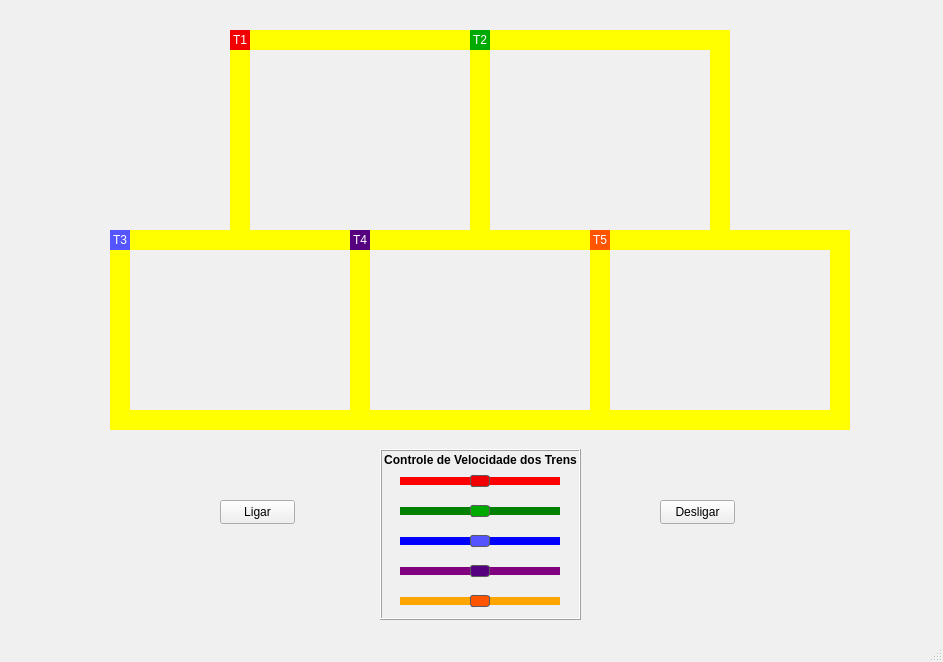
Qt form mainwindow.ui (Bianca-Mirtes/Projeto_dos_Trens_SO) before a commit.
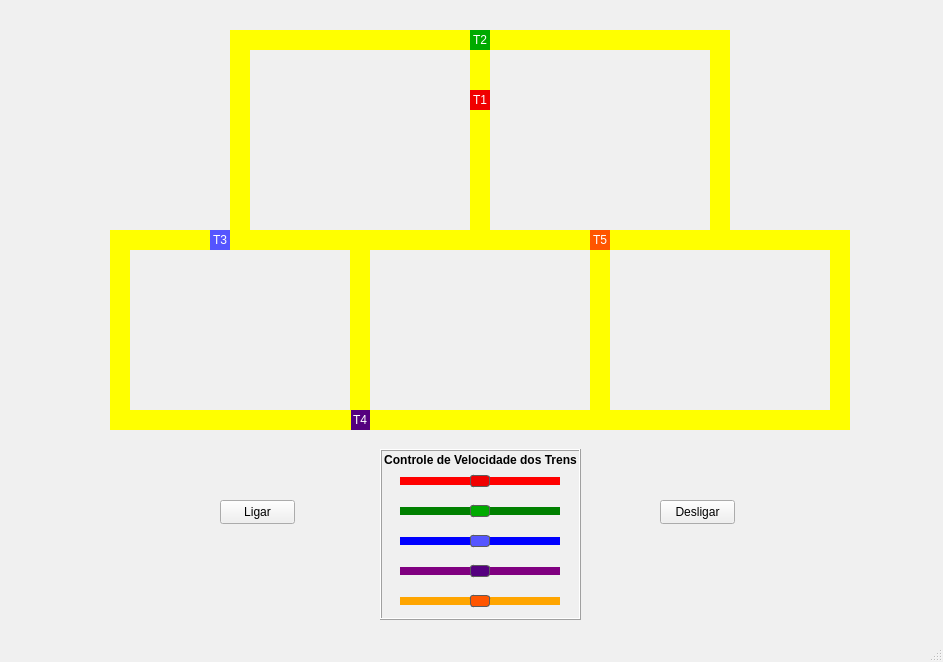
The same form after that commit. Icons and pictures are not drawn.

What changed in the file:
```diff
--- a/mainwindow.ui
+++ b/mainwindow.ui
@@ -281,7 +281,7 @@
     <property name="geometry">
      <rect>
       <x>350</x>
-      <y>230</y>
+      <y>410</y>
       <width>20</width>
       <height>20</height>
      </rect>
@@ -395,8 +395,8 @@
    <widget class="QLabel" name="trem_1">
     <property name="geometry">
      <rect>
-      <x>230</x>
-      <y>30</y>
+      <x>470</x>
+      <y>90</y>
       <width>20</width>
       <height>20</height>
      </rect>
@@ -494,7 +494,7 @@
    <widget class="QLabel" name="trem_3">
     <property name="geometry">
      <rect>
-      <x>110</x>
+      <x>210</x>
       <y>230</y>
       <width>20</width>
       <height>20</height>
```
